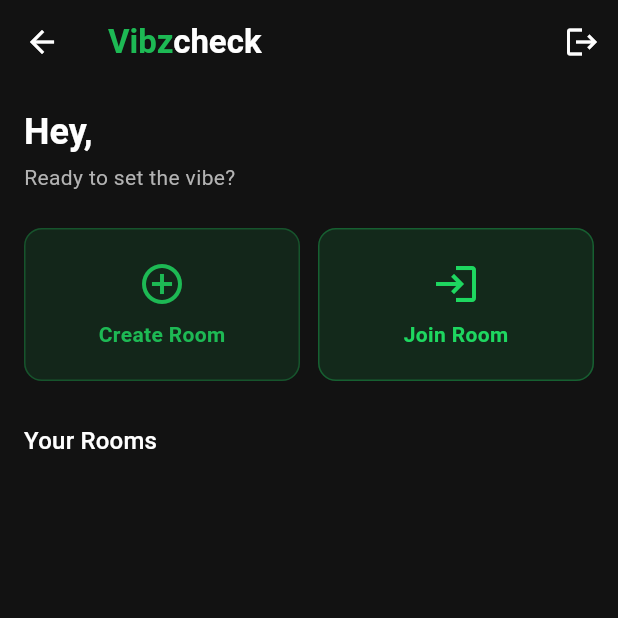
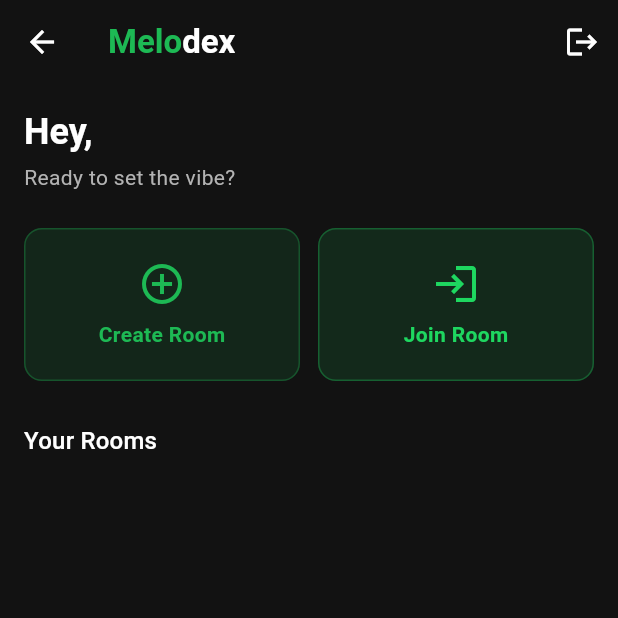
Before and after one commit to Phyvlik/project_02_melodex, a Flutter app: the HomeScreen screen opened directly, on a phone screen of 412 x 824 dp, the top half of it. Run offline on Flutter 3.47's test engine with Material 3 defaults, Android fonts, the phone set to English and light mode, and no system bars; our stand-ins replace cached_network_image, cloud_firestore, firebase_auth, firebase_core, firebase_messaging, firebase_storage and 5 more; accounts and stored records are empty.

Commit message:
fix app bar title to show Melodex on home screen

```diff
--- a/lib/screens/home/home_screen.dart
+++ b/lib/screens/home/home_screen.dart
@@ -35,14 +35,14 @@ class _HomeScreenState extends State<HomeScreen> {
           text: TextSpan(
             children: [
               TextSpan(
-                text: 'Vibz',
+                text: 'Melo',
                 style: Theme.of(context).textTheme.titleLarge?.copyWith(
                       color: AppColors.primary,
                       fontWeight: FontWeight.bold,
                     ),
               ),
               TextSpan(
-                text: 'check',
+                text: 'dex',
                 style: Theme.of(context).textTheme.titleLarge?.copyWith(
                       color: AppColors.onBackground,
                       fontWeight: FontWeight.bold,
```
